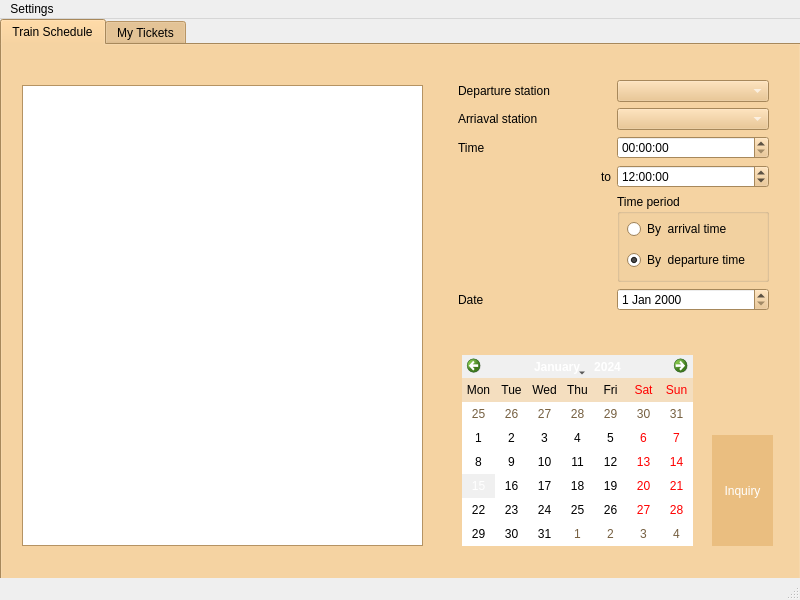
First picture: the form in client/trainticketsystemclient.ui, repository alexwang2001/AOOP_project, before the edit.
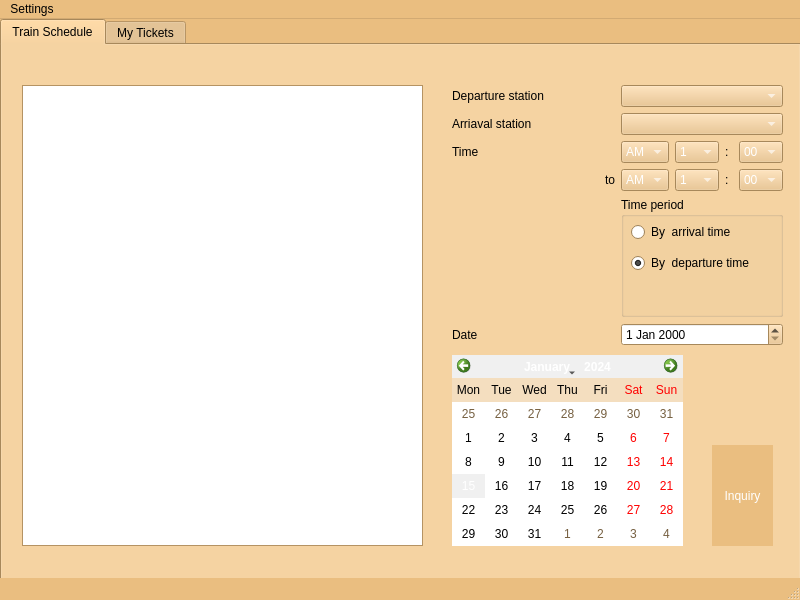
Second picture: the form after the edit.

Diff of the .ui file:
```diff
--- a/client/trainticketsystemclient.ui
+++ b/client/trainticketsystemclient.ui
@@ -13,6 +13,502 @@
     <height>600</height>
    </rect>
   </property>
+  <property name="palette">
+   <palette>
+    <active>
+     <colorrole role="WindowText">
+      <brush brushstyle="SolidPattern">
+       <color alpha="255">
+        <red>0</red>
+        <green>0</green>
+        <blue>0</blue>
+       </color>
+      </brush>
+     </colorrole>
+     <colorrole role="Button">
+      <brush brushstyle="SolidPattern">
+       <color alpha="255">
+        <red>234</red>
+        <green>190</green>
+        <blue>128</blue>
+       </color>
+      </brush>
+     </colorrole>
+     <colorrole role="Light">
+      <brush brushstyle="SolidPattern">
+       <color alpha="255">
+        <red>255</red>
+        <green>247</green>
+        <blue>235</blue>
+       </color>
+      </brush>
+     </colorrole>
+     <colorrole role="Midlight">
+      <brush brushstyle="SolidPattern">
+       <color alpha="255">
+        <red>244</red>
+        <green>218</green>
+        <blue>181</blue>
+       </color>
+      </brush>
+     </colorrole>
+     <colorrole role="Dark">
+      <brush brushstyle="SolidPattern">
+       <color alpha="255">
+        <red>117</red>
+        <green>95</green>
+        <blue>64</blue>
+       </color>
+      </brush>
+     </colorrole>
+     <colorrole role="Mid">
+      <brush brushstyle="SolidPattern">
+       <color alpha="255">
+        <red>156</red>
+        <green>127</green>
+        <blue>85</blue>
+       </color>
+      </brush>
+     </colorrole>
+     <colorrole role="Text">
+      <brush brushstyle="SolidPattern">
+       <color alpha="255">
+        <red>0</red>
+        <green>0</green>
+        <blue>0</blue>
+       </color>
+      </brush>
+     </colorrole>
+     <colorrole role="BrightText">
+      <brush brushstyle="SolidPattern">
+       <color alpha="255">
+        <red>255</red>
+        <green>255</green>
+        <blue>255</blue>
+       </color>
+      </brush>
+     </colorrole>
+     <colorrole role="ButtonText">
+      <brush brushstyle="SolidPattern">
+       <color alpha="255">
+        <red>255</red>
+        <green>85</green>
+        <blue>0</blue>
+       </color>
+      </brush>
+     </colorrole>
+     <colorrole role="Base">
+      <brush brushstyle="SolidPattern">
+       <color alpha="255">
+        <red>255</red>
+        <green>255</green>
+        <blue>255</blue>
+       </color>
+      </brush>
+     </colorrole>
+     <colorrole role="Window">
+      <brush brushstyle="SolidPattern">
+       <color alpha="255">
+        <red>255</red>
+        <green>255</green>
+        <blue>255</blue>
+       </color>
+      </brush>
+     </colorrole>
+     <colorrole role="Shadow">
+      <brush brushstyle="SolidPattern">
+       <color alpha="255">
+        <red>0</red>
+        <green>0</green>
+        <blue>0</blue>
+       </color>
+      </brush>
+     </colorrole>
+     <colorrole role="Highlight">
+      <brush brushstyle="SolidPattern">
+       <color alpha="255">
+        <red>245</red>
+        <green>178</green>
+        <blue>62</blue>
+       </color>
+      </brush>
+     </colorrole>
+     <colorrole role="Link">
+      <brush brushstyle="SolidPattern">
+       <color alpha="255">
+        <red>255</red>
+        <green>241</green>
+        <blue>138</blue>
+       </color>
+      </brush>
+     </colorrole>
+     <colorrole role="AlternateBase">
+      <brush brushstyle="SolidPattern">
+       <color alpha="255">
+        <red>244</red>
+        <green>222</green>
+        <blue>191</blue>
+       </color>
+      </brush>
+     </colorrole>
+     <colorrole role="ToolTipBase">
+      <brush brushstyle="SolidPattern">
+       <color alpha="255">
+        <red>255</red>
+        <green>255</green>
+        <blue>220</blue>
+       </color>
+      </brush>
+     </colorrole>
+     <colorrole role="ToolTipText">
+      <brush brushstyle="SolidPattern">
+       <color alpha="255">
+        <red>0</red>
+        <green>0</green>
+        <blue>0</blue>
+       </color>
+      </brush>
+     </colorrole>
+     <colorrole role="PlaceholderText">
+      <brush brushstyle="SolidPattern">
+       <color alpha="128">
+        <red>0</red>
+        <green>0</green>
+        <blue>0</blue>
+       </color>
+      </brush>
+     </colorrole>
+    </active>
+    <inactive>
+     <colorrole role="WindowText">
+      <brush brushstyle="SolidPattern">
+       <color alpha="255">
+        <red>0</red>
+        <green>0</green>
+        <blue>0</blue>
+       </color>
+      </brush>
+     </colorrole>
+     <colorrole role="Button">
+      <brush brushstyle="SolidPattern">
+       <color alpha="255">
+        <red>234</red>
+        <green>190</green>
+        <blue>128</blue>
+       </color>
+      </brush>
+     </colorrole>
+     <colorrole role="Light">
+      <brush brushstyle="SolidPattern">
+       <color alpha="255">
+        <red>255</red>
+        <green>247</green>
+        <blue>235</blue>
+       </color>
+      </brush>
+     </colorrole>
+     <colorrole role="Midlight">
+      <brush brushstyle="SolidPattern">
+       <color alpha="255">
+        <red>244</red>
+        <green>218</green>
+        <blue>181</blue>
+       </color>
+      </brush>
+     </colorrole>
+     <colorrole role="Dark">
+      <brush brushstyle="SolidPattern">
+       <color alpha="255">
+        <red>117</red>
+        <green>95</green>
+        <blue>64</blue>
+       </color>
+      </brush>
+     </colorrole>
+     <colorrole role="Mid">
+      <brush brushstyle="SolidPattern">
+       <color alpha="255">
+        <red>156</red>
+        <green>127</green>
+        <blue>85</blue>
+       </color>
+      </brush>
+     </colorrole>
+     <colorrole role="Text">
+      <brush brushstyle="SolidPattern">
+       <color alpha="255">
+        <red>0</red>
+        <green>0</green>
+        <blue>0</blue>
+       </color>
+      </brush>
+     </colorrole>
+     <colorrole role="BrightText">
+      <brush brushstyle="SolidPattern">
+       <color alpha="255">
+        <red>255</red>
+        <green>255</green>
+        <blue>255</blue>
+       </color>
+      </brush>
+     </colorrole>
+     <colorrole role="ButtonText">
+      <brush brushstyle="SolidPattern">
+       <color alpha="255">
+        <red>0</red>
+        <green>0</green>
+        <blue>0</blue>
+       </color>
+      </brush>
+     </colorrole>
+     <colorrole role="Base">
+      <brush brushstyle="SolidPattern">
+       <color alpha="255">
+        <red>255</red>
+        <green>255</green>
+        <blue>255</blue>
+       </color>
+      </brush>
+     </colorrole>
+     <colorrole role="Window">
+      <brush brushstyle="SolidPattern">
+       <color alpha="255">
+        <red>234</red>
+        <green>190</green>
+        <blue>128</blue>
+       </color>
+      </brush>
+     </colorrole>
+     <colorrole role="Shadow">
+      <brush brushstyle="SolidPattern">
+       <color alpha="255">
+        <red>0</red>
+        <green>0</green>
+        <blue>0</blue>
+       </color>
+      </brush>
+     </colorrole>
+     <colorrole role="Highlight">
+      <brush brushstyle="SolidPattern">
+       <color alpha="255">
+        <red>240</red>
+        <green>240</green>
+        <blue>240</blue>
+       </color>
+      </brush>
+     </colorrole>
+     <colorrole role="Link">
+      <brush brushstyle="SolidPattern">
+       <color alpha="255">
+        <red>0</red>
+        <green>0</green>
+        <blue>255</blue>
+       </color>
+      </brush>
+     </colorrole>
+     <colorrole role="AlternateBase">
+      <brush brushstyle="SolidPattern">
+       <color alpha="255">
+        <red>244</red>
+        <green>222</green>
+        <blue>191</blue>
+       </color>
+      </brush>
+     </colorrole>
+     <colorrole role="ToolTipBase">
+      <brush brushstyle="SolidPattern">
+       <color alpha="255">
+        <red>255</red>
+        <green>255</green>
+        <blue>220</blue>
+       </color>
+      </brush>
+     </colorrole>
+     <colorrole role="ToolTipText">
+      <brush brushstyle="SolidPattern">
+       <color alpha="255">
+        <red>0</red>
+        <green>0</green>
+        <blue>0</blue>
+       </color>
+      </brush>
+     </colorrole>
+     <colorrole role="PlaceholderText">
+      <brush brushstyle="SolidPattern">
+       <color alpha="128">
+        <red>0</red>
+        <green>0</green>
+        <blue>0</blue>
+       </color>
+      </brush>
+     </colorrole>
+    </inactive>
+    <disabled>
+     <colorrole role="WindowText">
+      <brush brushstyle="SolidPattern">
+       <color alpha="255">
+        <red>117</red>
+        <green>95</green>
+        <blue>64</blue>
+       </color>
+      </brush>
+     </colorrole>
+     <colorrole role="Button">
+      <brush brushstyle="SolidPattern">
+       <color alpha="255">
+        <red>234</red>
+        <green>190</green>
+        <blue>128</blue>
+       </color>
+      </brush>
+     </colorrole>
+     <colorrole role="Light">
+      <brush brushstyle="SolidPattern">
+       <color alpha="255">
+        <red>255</red>
+        <green>247</green>
+        <blue>235</blue>
+       </color>
+      </brush>
+     </colorrole>
+     <colorrole role="Midlight">
+      <brush brushstyle="SolidPattern">
+       <color alpha="255">
+        <red>244</red>
+        <green>218</green>
+        <blue>181</blue>
+       </color>
+      </brush>
+     </colorrole>
+     <colorrole role="Dark">
+      <brush brushstyle="SolidPattern">
+       <color alpha="255">
+        <red>117</red>
+        <green>95</green>
+        <blue>64</blue>
+       </color>
+      </brush>
+     </colorrole>
+     <colorrole role="Mid">
+      <brush brushstyle="SolidPattern">
+       <color alpha="255">
+        <red>156</red>
+        <green>127</green>
+        <blue>85</blue>
+       </color>
+      </brush>
+     </colorrole>
+     <colorrole role="Text">
+      <brush brushstyle="SolidPattern">
+       <color alpha="255">
+        <red>117</red>
+        <green>95</green>
+        <blue>64</blue>
+       </color>
+      </brush>
+     </colorrole>
+     <colorrole role="BrightText">
+      <brush brushstyle="SolidPattern">
+       <color alpha="255">
+        <red>255</red>
+        <green>255</green>
+        <blue>255</blue>
+       </color>
+      </brush>
+     </colorrole>
+     <colorrole role="ButtonText">
+      <brush brushstyle="SolidPattern">
+       <color alpha="255">
+        <red>117</red>
+        <green>95</green>
+        <blue>64</blue>
+       </color>
+      </brush>
+     </colorrole>
+     <colorrole role="Base">
+      <brush brushstyle="SolidPattern">
+       <color alpha="255">
+        <red>234</red>
+        <green>190</green>
+        <blue>128</blue>
+       </color>
+      </brush>
+     </colorrole>
+     <colorrole role="Window">
+      <brush brushstyle="SolidPattern">
+       <color alpha="255">
+        <red>234</red>
+        <green>190</green>
+        <blue>128</blue>
+       </color>
+      </brush>
+     </colorrole>
+     <colorrole role="Shadow">
+      <brush brushstyle="SolidPattern">
+       <color alpha="255">
+        <red>0</red>
+        <green>0</green>
+        <blue>0</blue>
+       </color>
+      </brush>
+     </colorrole>
+     <colorrole role="Highlight">
+      <brush brushstyle="SolidPattern">
+       <color alpha="255">
+        <red>0</red>
+        <green>120</green>
+        <blue>215</blue>
+       </color>
+      </brush>
+     </colorrole>
+     <colorrole role="Link">
+      <brush brushstyle="SolidPattern">
+       <color alpha="255">
+        <red>0</red>
+        <green>0</green>
+        <blue>255</blue>
+       </color>
+      </brush>
+     </colorrole>
+     <colorrole role="AlternateBase">
+      <brush brushstyle="SolidPattern">
+       <color alpha="255">
+        <red>234</red>
+        <green>190</green>
+        <blue>128</blue>
+       </color>
+      </brush>
+     </colorrole>
+     <colorrole role="ToolTipBase">
+      <brush brushstyle="SolidPattern">
+       <color alpha="255">
+        <red>255</red>
+        <green>255</green>
+        <blue>220</blue>
+       </color>
+      </brush>
+     </colorrole>
+     <colorrole role="ToolTipText">
+      <brush brushstyle="SolidPattern">
+       <color alpha="255">
+        <red>0</red>
+        <green>0</green>
+        <blue>0</blue>
+       </color>
+      </brush>
+     </colorrole>
+     <colorrole role="PlaceholderText">
+      <brush brushstyle="SolidPattern">
+       <color alpha="128">
+        <red>0</red>
+        <green>0</green>
+        <blue>0</blue>
+       </color>
+      </brush>
+     </colorrole>
+    </disabled>
+   </palette>
+  </property>
   <property name="windowTitle">
    <string>TicketSalesSystem</string>
   </property>
@@ -563,13 +1059,307 @@
        <widget class="QWidget" name="gridLayoutWidget_2">
         <property name="geometry">
          <rect>
-          <x>456</x>
-          <y>35</y>
-          <width>311</width>
-          <height>231</height>
+          <x>450</x>
+          <y>40</y>
+          <width>331</width>
+          <height>261</height>
          </rect>
         </property>
         <layout class="QGridLayout" name="gridLayout_2">
+         <item row="2" column="1">
+          <widget class="QComboBox" name="comboBox_2"/>
+         </item>
+         <item row="3" column="0">
+          <widget class="QLabel" name="label_4">
+           <property name="text">
+            <string>Time</string>
+           </property>
+          </widget>
+         </item>
+         <item row="8" column="0">
+          <widget class="QLabel" name="label_9">
+           <property name="text">
+            <string>Date</string>
+           </property>
+          </widget>
+         </item>
+         <item row="6" column="0" alignment="Qt::AlignRight">
+          <widget class="QLabel" name="label_5">
+           <property name="text">
+            <string>to</string>
+           </property>
+          </widget>
+         </item>
+         <item row="1" column="1">
+          <widget class="QComboBox" name="comboBox">
+           <property name="autoFillBackground">
+            <bool>false</bool>
+           </property>
+          </widget>
+         </item>
+         <item row="1" column="0">
+          <widget class="QLabel" name="label_2">
+           <property name="text">
+            <string>Departure station</string>
+           </property>
+          </widget>
+         </item>
+         <item row="3" column="1">
+          <layout class="QHBoxLayout" name="horizontalLayout_2">
+           <item>
+            <widget class="QComboBox" name="comboBox_3">
+             <item>
+              <property name="text">
+               <string>AM</string>
+              </property>
+             </item>
+             <item>
+              <property name="text">
+               <string>PM</string>
+              </property>
+             </item>
+            </widget>
+           </item>
+           <item>
+            <widget class="QComboBox" name="comboBox_4">
+             <item>
+              <property name="text">
+               <string>1</string>
+              </property>
+             </item>
+             <item>
+              <property name="text">
+               <string>2</string>
+              </property>
+             </item>
+             <item>
+              <property name="text">
+               <string>3</string>
+              </property>
+             </item>
+             <item>
+              <property name="text">
+               <string>4</string>
+              </property>
+             </item>
+             <item>
+              <property name="text">
+               <string>5</string>
+              </property>
+             </item>
+             <item>
+              <property name="text">
+               <string>6</string>
+              </property>
+             </item>
+             <item>
+              <property name="text">
+               <string>7</string>
+              </property>
+             </item>
+             <item>
+              <property name="text">
+               <string>8</string>
+              </property>
+             </item>
+             <item>
+              <property name="text">
+               <string>9</string>
+              </property>
+             </item>
+             <item>
+              <property name="text">
+               <string>10</string>
+              </property>
+             </item>
+             <item>
+              <property name="text">
+               <string>11</string>
+              </property>
+             </item>
+             <item>
+              <property name="text">
+               <string>12</string>
+              </property>
+             </item>
+            </widget>
+           </item>
+           <item>
+            <widget class="QLabel" name="label">
+             <property name="text">
+              <string>:</string>
+             </property>
+            </widget>
+           </item>
+           <item>
+            <widget class="QComboBox" name="comboBox_5">
+             <item>
+              <property name="text">
+               <string>00</string>
+              </property>
+             </item>
+             <item>
+              <property name="text">
+               <string>10</string>
+              </property>
+             </item>
+             <item>
+              <property name="text">
+               <string>20</string>
+              </property>
+             </item>
+             <item>
+              <property name="text">
+               <string>30</string>
+              </property>
+             </item>
+             <item>
+              <property name="text">
+               <string>40</string>
+              </property>
+             </item>
+             <item>
+              <property name="text">
+               <string>50</string>
+              </property>
+             </item>
+            </widget>
+           </item>
+          </layout>
+         </item>
+         <item row="6" column="1">
+          <layout class="QHBoxLayout" name="horizontalLayout_3">
+           <item>
+            <widget class="QComboBox" name="comboBox_6">
+             <item>
+              <property name="text">
+               <string>AM</string>
+              </property>
+             </item>
+             <item>
+              <property name="text">
+               <string>PM</string>
+              </property>
+             </item>
+            </widget>
+           </item>
+           <item>
+            <widget class="QComboBox" name="comboBox_7">
+             <item>
+              <property name="text">
+               <string>1</string>
+              </property>
+             </item>
+             <item>
+              <property name="text">
+               <string>2</string>
+              </property>
+             </item>
+             <item>
+              <property name="text">
+               <string>3</string>
+              </property>
+             </item>
+             <item>
+              <property name="text">
+               <string>4</string>
+              </property>
+             </item>
+             <item>
+              <property name="text">
+               <string>5</string>
+              </property>
+             </item>
+             <item>
+              <property name="text">
+               <string>6</string>
+              </property>
+             </item>
+             <item>
+              <property name="text">
+               <string>7</string>
+              </property>
+             </item>
+             <item>
+              <property name="text">
+               <string>8</string>
+              </property>
+             </item>
+             <item>
+              <property name="text">
+               <string>9</string>
+              </property>
+             </item>
+             <item>
+              <property name="text">
+               <string>10</string>
+              </property>
+             </item>
+             <item>
+              <property name="text">
+               <string>11</string>
+              </property>
+             </item>
+             <item>
+              <property name="text">
+               <string>12</string>
+              </property>
+             </item>
+            </widget>
+           </item>
+           <item>
+            <widget class="QLabel" name="label_6">
+             <property name="text">
+              <string>:</string>
+             </property>
+            </widget>
+           </item>
+           <item>
+            <widget class="QComboBox" name="comboBox_8">
+             <item>
+              <property name="text">
+               <string>00</string>
+              </property>
+             </item>
+             <item>
+              <property name="text">
+               <string>10</string>
+              </property>
+             </item>
+             <item>
+              <property name="text">
+               <string>20</string>
+              </property>
+             </item>
+             <item>
+              <property name="text">
+               <string>30</string>
+              </property>
+             </item>
+             <item>
+              <property name="text">
+               <string>40</string>
+              </property>
+             </item>
+             <item>
+              <property name="text">
+               <string>50</string>
+              </property>
+             </item>
+            </widget>
+           </item>
+          </layout>
+         </item>
+         <item row="8" column="1">
+          <widget class="QDateEdit" name="dateEdit"/>
+         </item>
+         <item row="2" column="0">
+          <widget class="QLabel" name="label_3">
+           <property name="text">
+            <string>Arriaval station</string>
+           </property>
+          </widget>
+         </item>
          <item row="7" column="1">
           <widget class="QGroupBox" name="groupBox">
            <property name="title">
@@ -606,74 +1396,12 @@
            </widget>
           </widget>
          </item>
-         <item row="6" column="0" alignment="Qt::AlignRight">
-          <widget class="QLabel" name="label_5">
-           <property name="text">
-            <string>to</string>
-           </property>
-          </widget>
-         </item>
-         <item row="2" column="1">
-          <widget class="QComboBox" name="comboBox_2"/>
-         </item>
-         <item row="3" column="0">
-          <widget class="QLabel" name="label_4">
-           <property name="text">
-            <string>Time</string>
-           </property>
-          </widget>
-         </item>
-         <item row="8" column="1">
-          <widget class="QDateEdit" name="dateEdit"/>
-         </item>
-         <item row="1" column="0">
-          <widget class="QLabel" name="label_2">
-           <property name="text">
-            <string>Departure station</string>
-           </property>
-          </widget>
-         </item>
-         <item row="6" column="1">
-          <widget class="QTimeEdit" name="timeEdit_2">
-           <property name="time">
-            <time>
-             <hour>12</hour>
-             <minute>0</minute>
-             <second>0</second>
-            </time>
-           </property>
-          </widget>
-         </item>
-         <item row="3" column="1">
-          <widget class="QTimeEdit" name="timeEdit"/>
-         </item>
-         <item row="2" column="0">
-          <widget class="QLabel" name="label_3">
-           <property name="text">
-            <string>Arriaval station</string>
-           </property>
-          </widget>
-         </item>
-         <item row="1" column="1">
-          <widget class="QComboBox" name="comboBox">
-           <property name="autoFillBackground">
-            <bool>false</bool>
-           </property>
-          </widget>
-         </item>
-         <item row="8" column="0">
-          <widget class="QLabel" name="label_9">
-           <property name="text">
-            <string>Date</string>
-           </property>
-          </widget>
-         </item>
         </layout>
        </widget>
        <widget class="QCalendarWidget" name="calendarWidget">
         <property name="geometry">
          <rect>
-          <x>460</x>
+          <x>450</x>
           <y>310</y>
           <width>231</width>
           <height>191</height>
@@ -709,9 +1437,9 @@
         <property name="geometry">
          <rect>
           <x>710</x>
-          <y>390</y>
+          <y>400</y>
           <width>61</width>
-          <height>111</height>
+          <height>101</height>
          </rect>
         </property>
         <property name="autoFillBackground">
```
Left out of the diff: 11 changed lines with no effect on the pictures.
